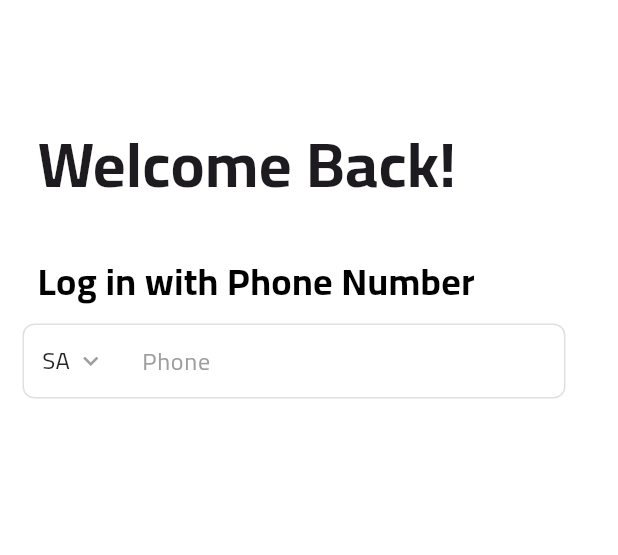
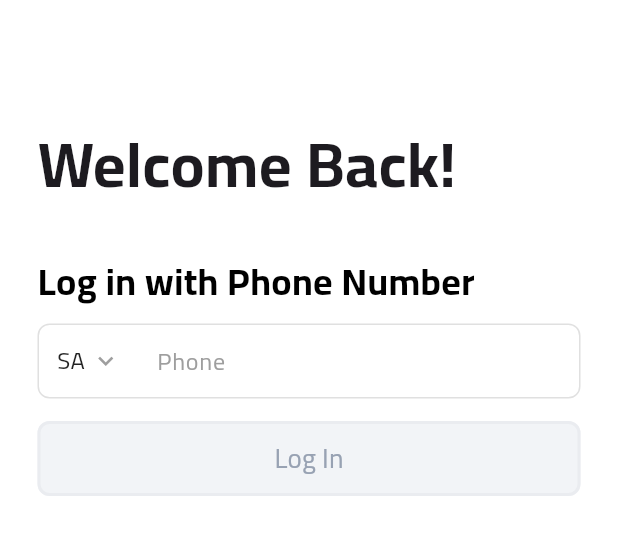
Before and after one commit to KaramSW/AsfurDevelopmentDesign, a Flutter app: the screen it shows after launch, on a phone screen of 412 x 824 dp, the part 308-863 px from its top. Run offline on Flutter 3.47's test engine with Material 3 defaults, Android fonts, the phone set to English and light mode, and no system bars; our stand-ins replace flutter_svg.

Commit message:
Update loginScreen.dart

```diff
--- a/lib/loginScreen.dart
+++ b/lib/loginScreen.dart
@@ -9,7 +9,11 @@ class LoginScreen extends StatelessWidget {
   Widget build(BuildContext context) {
     return Scaffold(
       backgroundColor: Colors.white,
-      body: SafeArea(
+      body: GestureDetector(
+        onTap: () {
+          FocusScope.of(context).unfocus();
+        },
+        child: SafeArea(
           child: SingleChildScrollView(
             child: Column(
               mainAxisAlignment: MainAxisAlignment.start,
@@ -58,7 +62,7 @@ class LoginScreen extends StatelessWidget {
                           padding: const EdgeInsets.fromLTRB(0, 10, 25, 0),
                           child: Transform.translate(
                             offset: Offset(
-                            -10,
+                              0,
                               0,
                             ), // Adjust the -10 value as needed
                             child: Container(
@@ -71,7 +75,7 @@ class LoginScreen extends StatelessWidget {
                                   Container(
                                     padding: const EdgeInsets.symmetric(
                                       horizontal: 12,
-                                    vertical: 10,
+                                      vertical: 6,
                                     ),
 
                                     child: Row(
@@ -96,8 +100,11 @@ class LoginScreen extends StatelessWidget {
                                   ),
                                   Expanded(
                                     child: TextField(
+                                      maxLength: 9,
                                       controller: usernameController,
+                                      keyboardType: TextInputType.phone,
                                       decoration: InputDecoration(
+                                        counterText: '',
                                         hintText: 'Phone',
                                         hintStyle: TextStyle(
                                           fontFamily: 'Cairo',
@@ -106,7 +113,7 @@ class LoginScreen extends StatelessWidget {
                                         border: InputBorder.none,
                                         contentPadding: EdgeInsets.symmetric(
                                           horizontal: 12,
-                                        vertical: 10,
+                                          vertical: 6,
                                         ),
                                       ),
                                       style: TextStyle(
@@ -120,6 +127,61 @@ class LoginScreen extends StatelessWidget {
                             ),
                           ),
                         ),
+
+                        // Login Button
+                        Padding(
+                          padding: const EdgeInsets.fromLTRB(0, 15, 25, 0),
+                          child: SizedBox(
+                            width: double.infinity,
+                            child: ElevatedButton(
+                              onPressed: () {
+                                // Handle login action
+                              },
+
+                              style: ElevatedButton.styleFrom(
+                                backgroundColor: const Color.fromARGB(
+                                  255,
+                                  242,
+                                  244,
+                                  247,
+                                ),
+                                elevation: 0,
+
+                                padding: const EdgeInsets.symmetric(
+                                  horizontal: 20,
+                                  vertical: 12,
+                                ),
+                                shape: RoundedRectangleBorder(
+                                  borderRadius: BorderRadius.circular(8),
+                                  side: BorderSide(
+                                    color: const Color.fromARGB(
+                                      255,
+                                      234,
+                                      236,
+                                      240,
+                                    ),
+                                    width: 2,
+                                  ),
+                                ),
+                              ),
+                              child: Text(
+                                'Log In',
+                                style: TextStyle(
+                                  fontFamily: 'Cairo',
+                                  fontSize: 18,
+                                  color: const Color.fromARGB(
+                                    255,
+                                    152,
+                                    162,
+                                    179,
+                                  ),
+                                ),
+                              ),
+                            ),
+                          ),
+                        ),
+
+                        Row(children: []),
                       ],
                     ),
                   ),
@@ -128,6 +190,7 @@ class LoginScreen extends StatelessWidget {
             ),
           ),
         ),
+      ),
     );
   }
 }
```
Lines whose indentation alone changed are shown as unchanged.
